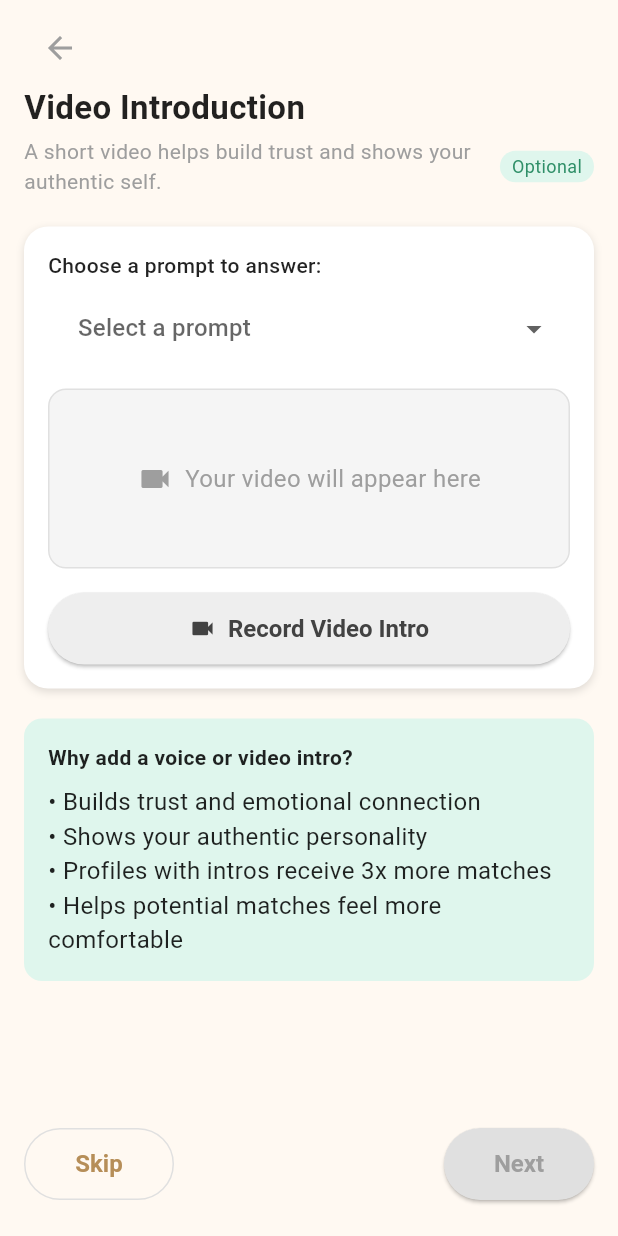
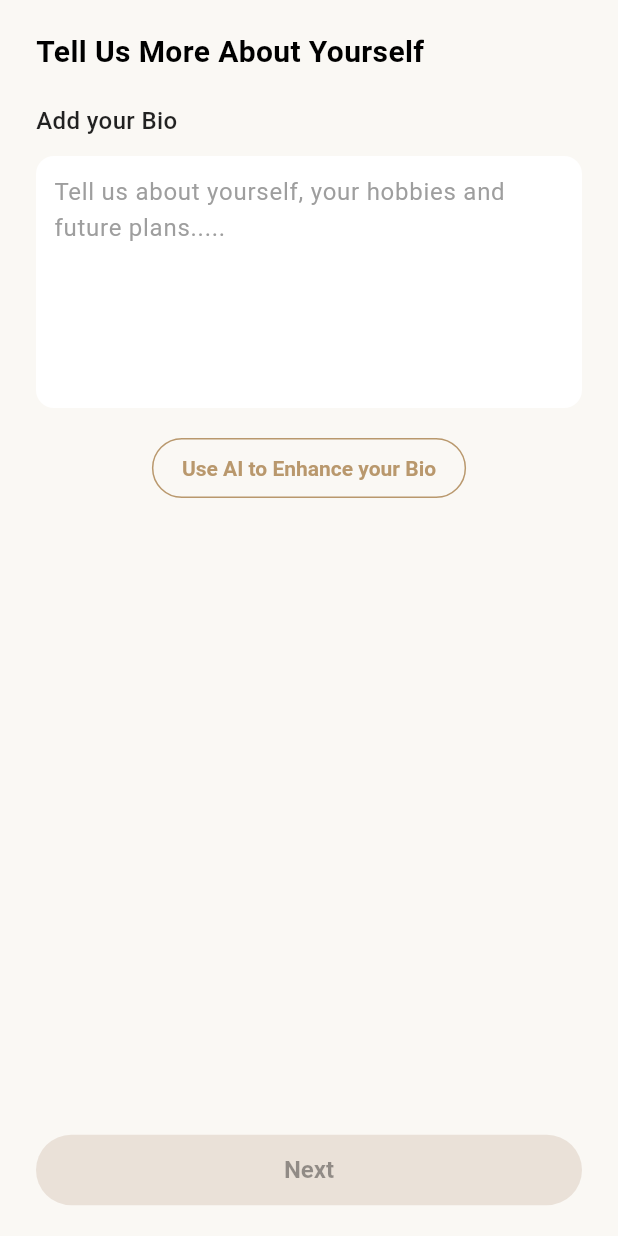
Before and after one commit to muhammadhamza67/nikahplus, a Flutter app: the VideoIntroductionScreen screen opened directly, after a tap on "Skip", on a phone screen of 412 x 824 dp. Run offline on Flutter 3.47's test engine with Material 3 defaults, Android fonts, the phone set to English and light mode, and no system bars; our stand-ins replace font_awesome_flutter, image_picker; Roboto replaces fonts that are missing (Poppins); statements that could not run were skipped.

Commit message:
Added BioScreen and navigation to BioRephraseScreen

```diff
--- /dev/null
+++ b/lib/screens/bio_screen.dart
@@ -0,0 +1,136 @@
+import 'package:flutter/material.dart';
+import 'bio_rephrase_screen.dart'; // Import your new screen here
+
+class BioScreen extends StatefulWidget {
+  const BioScreen({super.key});
+
+  @override
+  State<BioScreen> createState() => _BioScreenState();
+}
+
+class _BioScreenState extends State<BioScreen> {
+  final TextEditingController _bioController = TextEditingController();
+  bool isNextEnabled = false;
+
+  @override
+  void initState() {
+    super.initState();
+    _bioController.addListener(() {
+      setState(() {
+        isNextEnabled = _bioController.text.trim().isNotEmpty;
+      });
+    });
+  }
+
+  @override
+  void dispose() {
+    _bioController.dispose();
+    super.dispose();
+  }
+
+  @override
+  Widget build(BuildContext context) {
+    const Color goldColor = Color(0xFFB9986D);
+    const Color beigeColor = Color(0xFFEAE1D8);
+
+    return Scaffold(
+      backgroundColor: const Color(0xFFFAF8F4),
+      body: SafeArea(
+        child: Padding(
+          padding: const EdgeInsets.symmetric(horizontal: 24, vertical: 20),
+          child: Column(
+            crossAxisAlignment: CrossAxisAlignment.start,
+            children: [
+              const Text(
+                "Tell Us More About Yourself",
+                style: TextStyle(
+                  fontSize: 20,
+                  fontWeight: FontWeight.bold,
+                  color: Colors.black,
+                ),
+              ),
+              const SizedBox(height: 20),
+              const Text(
+                "Add your Bio",
+                style: TextStyle(
+                  fontSize: 16,
+                  fontWeight: FontWeight.w500,
+                  color: Colors.black87,
+                ),
+              ),
+              const SizedBox(height: 12),
+              Container(
+                decoration: BoxDecoration(
+                  color: Colors.white,
+                  borderRadius: BorderRadius.circular(12),
+                ),
+                child: TextField(
+                  controller: _bioController,
+                  maxLines: 6,
+                  decoration: const InputDecoration(
+                    hintText:
+                        "Tell us about yourself, your hobbies and future plans.....",
+                    hintStyle: TextStyle(color: Colors.grey),
+                    border: InputBorder.none,
+                    contentPadding: EdgeInsets.all(12),
+                  ),
+                ),
+              ),
+              const SizedBox(height: 16),
+              Center(
+                child: OutlinedButton(
+                  onPressed: () {
+                    // AI enhance bio logic here
+                  },
+                  style: OutlinedButton.styleFrom(
+                    foregroundColor: goldColor,
+                    side: const BorderSide(color: goldColor),
+                    shape: RoundedRectangleBorder(
+                      borderRadius: BorderRadius.circular(30),
+                    ),
+                    padding:
+                        const EdgeInsets.symmetric(horizontal: 20, vertical: 12),
+                  ),
+                  child: const Text(
+                    "Use AI to Enhance your Bio",
+                    style: TextStyle(fontSize: 14),
+                  ),
+                ),
+              ),
+              const Spacer(),
+              SizedBox(
+                width: double.infinity,
+                child: ElevatedButton(
+                  onPressed: isNextEnabled
+                      ? () {
+                          Navigator.push(
+                            context,
+                            MaterialPageRoute(
+                              builder: (context) => const BioRephraseScreen(),
+                            ),
+                          );
+                        }
+                      : null,
+                  style: ElevatedButton.styleFrom(
+                    backgroundColor:
+                        isNextEnabled ? goldColor : beigeColor,
+                    foregroundColor: Colors.white,
+                    disabledBackgroundColor: beigeColor,
+                    shape: RoundedRectangleBorder(
+                      borderRadius: BorderRadius.circular(30),
+                    ),
+                    padding: const EdgeInsets.symmetric(vertical: 14),
+                  ),
+                  child: const Text(
+                    "Next",
+                    style: TextStyle(fontSize: 16),
+                  ),
+                ),
+              ),
+            ],
+          ),
+        ),
+      ),
+    );
+  }
+}
--- a/lib/screens/video_introduction_screen.dart
+++ b/lib/screens/video_introduction_screen.dart
@@ -1,4 +1,5 @@
 import 'package:flutter/material.dart';
+import 'bio_screen.dart'; // Import the Bio screen
 
 class VideoIntroductionScreen extends StatefulWidget {
   const VideoIntroductionScreen({super.key});
@@ -179,7 +180,14 @@ class _VideoIntroductionScreenState extends State<VideoIntroductionScreen> {
                       minimumSize: const Size(100, 48),
                     ),
                     child: const Text("Skip"),
-                    onPressed: () {},
+                    onPressed: () {
+                      Navigator.push(
+                        context,
+                        MaterialPageRoute(
+                          builder: (context) => const BioScreen(),
+                        ),
+                      );
+                    },
                   ),
                   ElevatedButton(
                     style: ElevatedButton.styleFrom(
@@ -189,7 +197,14 @@ class _VideoIntroductionScreenState extends State<VideoIntroductionScreen> {
                           borderRadius: BorderRadius.circular(50)),
                       minimumSize: const Size(100, 48),
                     ),
-                    onPressed: () {},
+                    onPressed: () {
+                      Navigator.push(
+                        context,
+                        MaterialPageRoute(
+                          builder: (context) => const BioScreen(),
+                        ),
+                      );
+                    },
                     child: const Text("Next"),
                   ),
                 ],
```
Also changed, not shown: lib/screens/bio_rephrase_screen.dart (added, +144 -0 lines).
